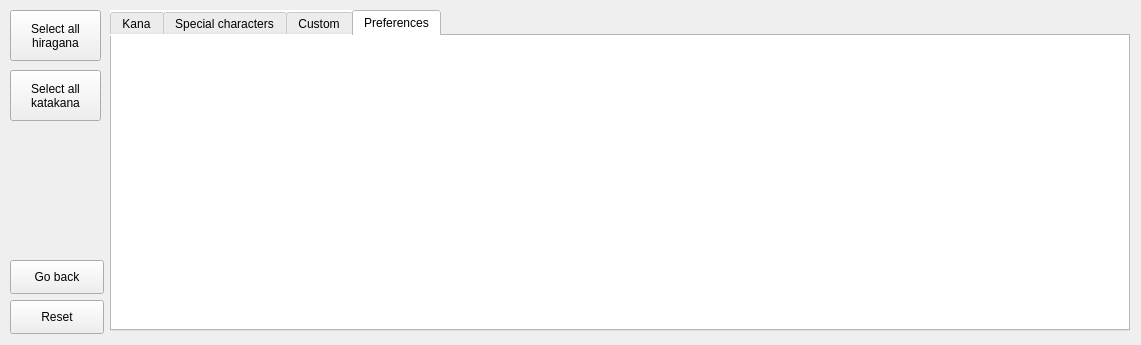
The window that selection_gui.ui (lukascobbler/japanese_practice) describes before a commit, drawn with Qt 5.
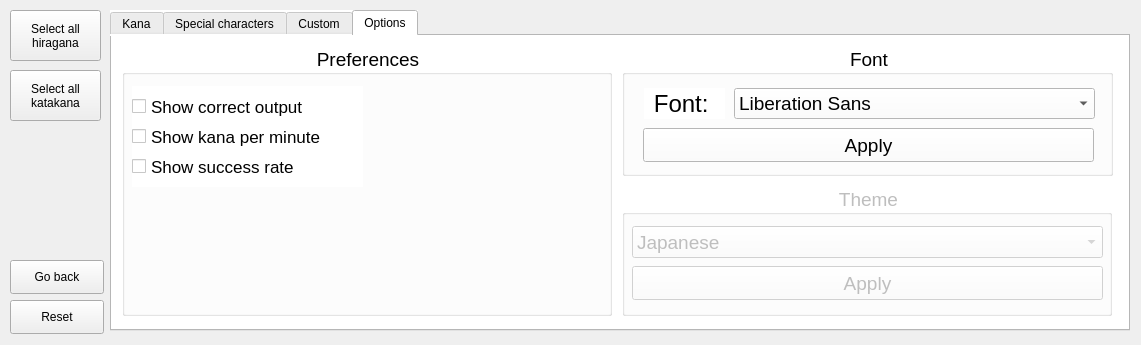
The same window after the commit. The open tabs and pages were chosen to show the change. Icons and pictures are not drawn.

Commit message: Adding preferences and font options. Also fixing some bugs.

```diff
--- a/selection_gui.ui
+++ b/selection_gui.ui
@@ -1121,8 +1121,222 @@
     </widget>
     <widget class="QWidget" name="tab_preferences">
      <attribute name="title">
-      <string>Preferences</string>
+      <string>Options</string>
      </attribute>
+     <widget class="QGroupBox" name="gb_preferences">
+      <property name="geometry">
+       <rect>
+        <x>10</x>
+        <y>10</y>
+        <width>490</width>
+        <height>270</height>
+       </rect>
+      </property>
+      <property name="font">
+       <font>
+        <pointsize>14</pointsize>
+       </font>
+      </property>
+      <property name="title">
+       <string>Preferences</string>
+      </property>
+      <property name="alignment">
+       <set>Qt::AlignCenter</set>
+      </property>
+      <widget class="QCheckBox" name="cb_show_correct_output">
+       <property name="geometry">
+        <rect>
+         <x>10</x>
+         <y>40</y>
+         <width>231</width>
+         <height>41</height>
+        </rect>
+       </property>
+       <property name="font">
+        <font>
+         <pointsize>13</pointsize>
+        </font>
+       </property>
+       <property name="text">
+        <string>Show correct output</string>
+       </property>
+      </widget>
+      <widget class="QCheckBox" name="cb_show_kpm">
+       <property name="geometry">
+        <rect>
+         <x>10</x>
+         <y>70</y>
+         <width>231</width>
+         <height>41</height>
+        </rect>
+       </property>
+       <property name="font">
+        <font>
+         <pointsize>13</pointsize>
+        </font>
+       </property>
+       <property name="text">
+        <string>Show kana per minute</string>
+       </property>
+      </widget>
+      <widget class="QCheckBox" name="cb_show_success">
+       <property name="geometry">
+        <rect>
+         <x>10</x>
+         <y>100</y>
+         <width>231</width>
+         <height>41</height>
+        </rect>
+       </property>
+       <property name="font">
+        <font>
+         <pointsize>13</pointsize>
+        </font>
+       </property>
+       <property name="text">
+        <string>Show success rate</string>
+       </property>
+      </widget>
+     </widget>
+     <widget class="QGroupBox" name="gb_font_selection">
+      <property name="geometry">
+       <rect>
+        <x>510</x>
+        <y>10</y>
+        <width>491</width>
+        <height>130</height>
+       </rect>
+      </property>
+      <property name="font">
+       <font>
+        <pointsize>14</pointsize>
+       </font>
+      </property>
+      <property name="title">
+       <string>Font</string>
+      </property>
+      <property name="alignment">
+       <set>Qt::AlignCenter</set>
+      </property>
+      <widget class="QPushButton" name="btn_font_apply">
+       <property name="geometry">
+        <rect>
+         <x>21</x>
+         <y>82</y>
+         <width>451</width>
+         <height>34</height>
+        </rect>
+       </property>
+       <property name="styleSheet">
+        <string notr="true">font: 10pt &quot;JetBrains Mono&quot;;</string>
+       </property>
+       <property name="text">
+        <string>Apply</string>
+       </property>
+      </widget>
+      <widget class="QFontComboBox" name="fcb_select_font">
+       <property name="geometry">
+        <rect>
+         <x>112</x>
+         <y>42</y>
+         <width>361</width>
+         <height>31</height>
+        </rect>
+       </property>
+       <property name="styleSheet">
+        <string notr="true">font: 12pt &quot;JetBrains Mono&quot;;</string>
+       </property>
+       <property name="editable">
+        <bool>false</bool>
+       </property>
+       <property name="writingSystem">
+        <enum>QFontDatabase::Japanese</enum>
+       </property>
+      </widget>
+      <widget class="QLabel" name="label_font_info">
+       <property name="geometry">
+        <rect>
+         <x>22</x>
+         <y>42</y>
+         <width>81</width>
+         <height>31</height>
+        </rect>
+       </property>
+       <property name="font">
+        <font>
+         <pointsize>18</pointsize>
+        </font>
+       </property>
+       <property name="text">
+        <string>Font: </string>
+       </property>
+       <property name="alignment">
+        <set>Qt::AlignCenter</set>
+       </property>
+      </widget>
+     </widget>
+     <widget class="QGroupBox" name="gb_theme_selection">
+      <property name="enabled">
+       <bool>false</bool>
+      </property>
+      <property name="geometry">
+       <rect>
+        <x>510</x>
+        <y>150</y>
+        <width>490</width>
+        <height>130</height>
+       </rect>
+      </property>
+      <property name="font">
+       <font>
+        <pointsize>14</pointsize>
+       </font>
+      </property>
+      <property name="title">
+       <string>Theme</string>
+      </property>
+      <property name="alignment">
+       <set>Qt::AlignCenter</set>
+      </property>
+      <widget class="QComboBox" name="cb_theme">
+       <property name="geometry">
+        <rect>
+         <x>10</x>
+         <y>40</y>
+         <width>471</width>
+         <height>32</height>
+        </rect>
+       </property>
+       <item>
+        <property name="text">
+         <string>Japanese</string>
+        </property>
+       </item>
+       <item>
+        <property name="text">
+         <string>Dark</string>
+        </property>
+       </item>
+       <item>
+        <property name="text">
+         <string>Light</string>
+        </property>
+       </item>
+      </widget>
+      <widget class="QPushButton" name="btn_apply_theme">
+       <property name="geometry">
+        <rect>
+         <x>10</x>
+         <y>80</y>
+         <width>471</width>
+         <height>34</height>
+        </rect>
+       </property>
+       <property name="text">
+        <string>Apply</string>
+       </property>
+      </widget>
+     </widget>
     </widget>
    </widget>
   </widget>
```
Left out of the diff: 150 changed lines with no effect on the pictures. The commit also changes 5 other files.
